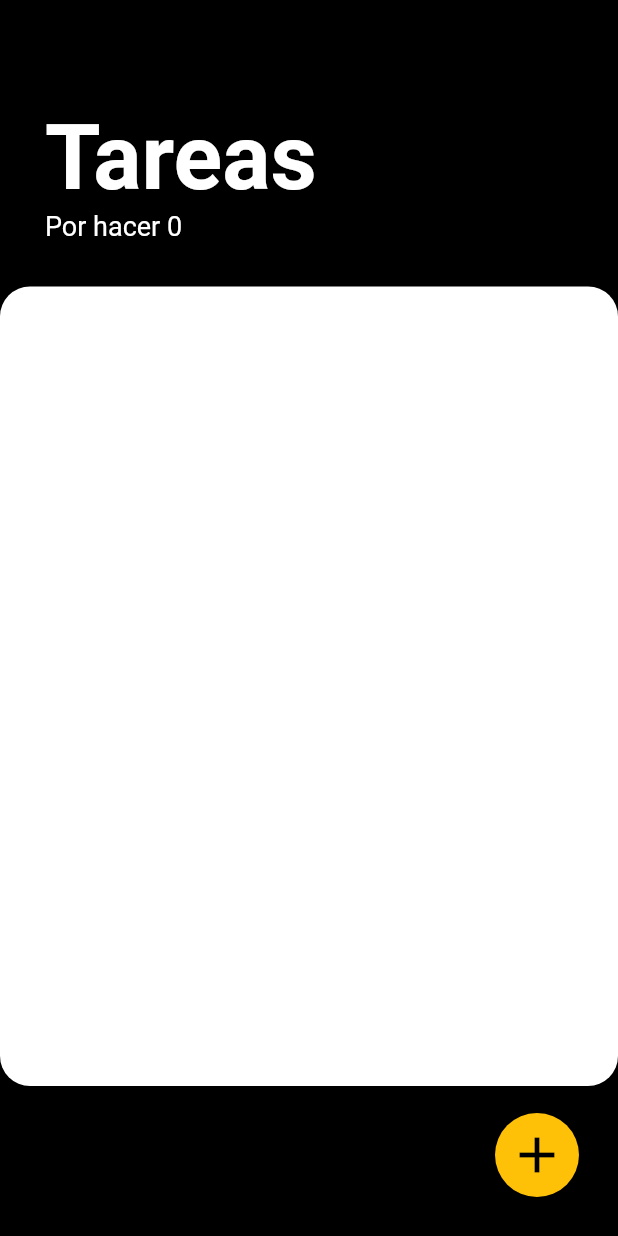
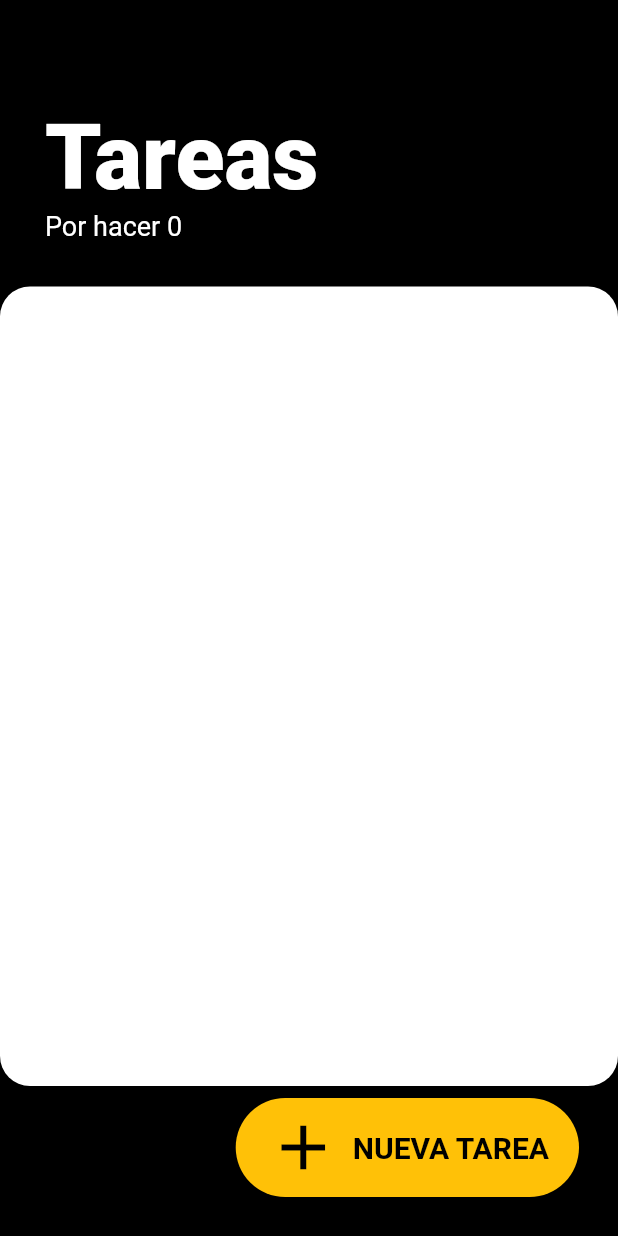
Before and after one commit to vcardona/todoey_flutter, a Flutter app: the screen it shows after launch, on a phone screen of 412 x 824 dp. Run offline on Flutter 3.47's test engine with Material 2 defaults, Android fonts, the phone set to English and light mode, and no system bars.

Commit message:
Add new FloatButton

```diff
--- /dev/null
+++ b/lib/another_float_button.dart
@@ -0,0 +1,45 @@
+import 'package:flutter/material.dart';
+
+//Este es el código para el nuevo Widget del floatButton que va reemplazar el que
+//se usa por defecto.
+class AnotherFloatButton extends StatelessWidget {
+  AnotherFloatButton({@required this.onPressed});
+
+  final GestureTapCallback onPressed;
+
+  @override
+  Widget build(BuildContext context) {
+    return RawMaterialButton(
+      fillColor: Colors.amber,
+      splashColor: Colors.orange,
+      child: Padding(
+        padding: const EdgeInsets.symmetric(vertical: 8.0, horizontal: 20.0),
+        child: Row(
+          //Se pone el texto y la imagen en una fila.
+          mainAxisSize: MainAxisSize.min,
+          children: const <Widget>[
+            Icon(
+              Icons.add,
+              color: Colors.black,
+              size: 50,
+            ),
+            SizedBox(
+              //Separador entre el icono y el texto
+              width: 8.0,
+            ),
+            Text(
+              'NUEVA TAREA',
+              style: TextStyle(
+                  color: Colors.black,
+                  fontSize: 20,
+                  fontWeight: FontWeight.w600),
+            ),
+          ],
+        ),
+      ),
+      onPressed: onPressed,
+      shape:
+          const StadiumBorder(), //Le da una apariencia al boton con las esquinas redondeadas.
+    );
+  }
+}
--- a/lib/screens/tasks_screen.dart
+++ b/lib/screens/tasks_screen.dart
@@ -1,5 +1,6 @@
 import 'package:flutter/material.dart';
 import 'package:provider/provider.dart';
+import 'package:todoey_flutter/another_float_button.dart';
 import 'package:todoey_flutter/models/task_data.dart';
 import 'package:todoey_flutter/screens/add_task_screen.dart';
 import 'package:todoey_flutter/widgets/tasks_list.dart';
@@ -16,13 +17,7 @@ class _TasksScreenState extends State<TasksScreen> {
       backgroundColor: Colors.black,
       floatingActionButton: Padding(
         padding: EdgeInsets.all(10.0),
-        child: FloatingActionButton(
-          backgroundColor: Colors.amber,
-          child: Icon(
-            Icons.add,
-            size: 40,
-            color: Colors.black,
-          ),
+        child: AnotherFloatButton(
           onPressed: () {
             showModalBottomSheet(
               context: context,
@@ -53,7 +48,7 @@ class _TasksScreenState extends State<TasksScreen> {
                     style: TextStyle(
                         color: Colors.white,
                         fontSize: 60.0,
-                        fontWeight: FontWeight.w700),
+                        fontWeight: FontWeight.w800),
                   ),
                   Text(
                     "Por hacer ${Provider.of<TaskData>(context).taskCount} ",
```
